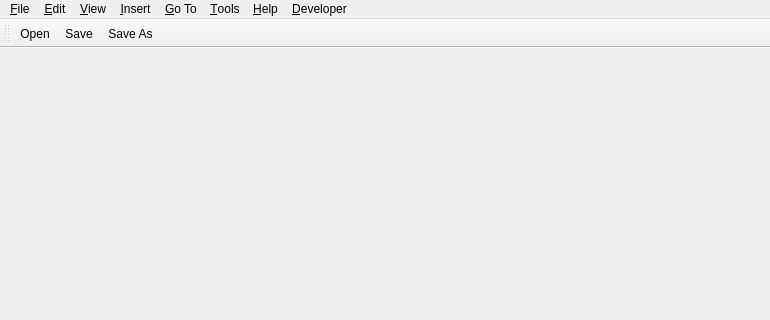
studio-berry/loop, file Pdf4QtLibGui/pdfeditormainwindow.ui: the form before one commit; both pictures show x 0 to 770 and y 0 to 320 of the 770 by 572 pixel window.
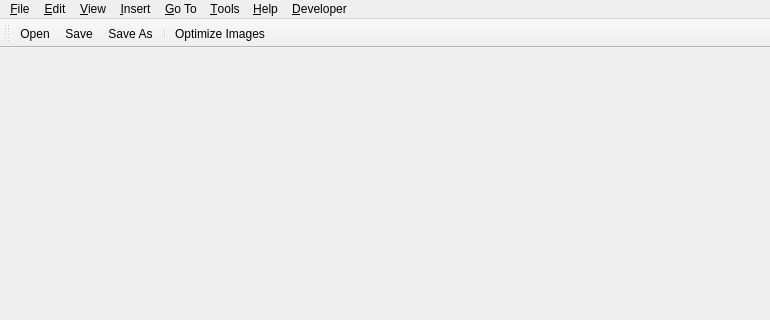
The form after the commit. Icons and pictures are not drawn.

Commit message: Issue #92: Implement feedback from the users

```diff
--- a/Pdf4QtLibGui/pdfeditormainwindow.ui
+++ b/Pdf4QtLibGui/pdfeditormainwindow.ui
@@ -233,6 +233,8 @@
    <addaction name="actionOpen"/>
    <addaction name="actionSave"/>
    <addaction name="actionSave_As"/>
+   <addaction name="separator"/>
+   <addaction name="actionOptimizeImages"/>
   </widget>
   <widget class="QStatusBar" name="statusBar"/>
   <action name="actionOpen">
```
The commit also changes 2 other files.
